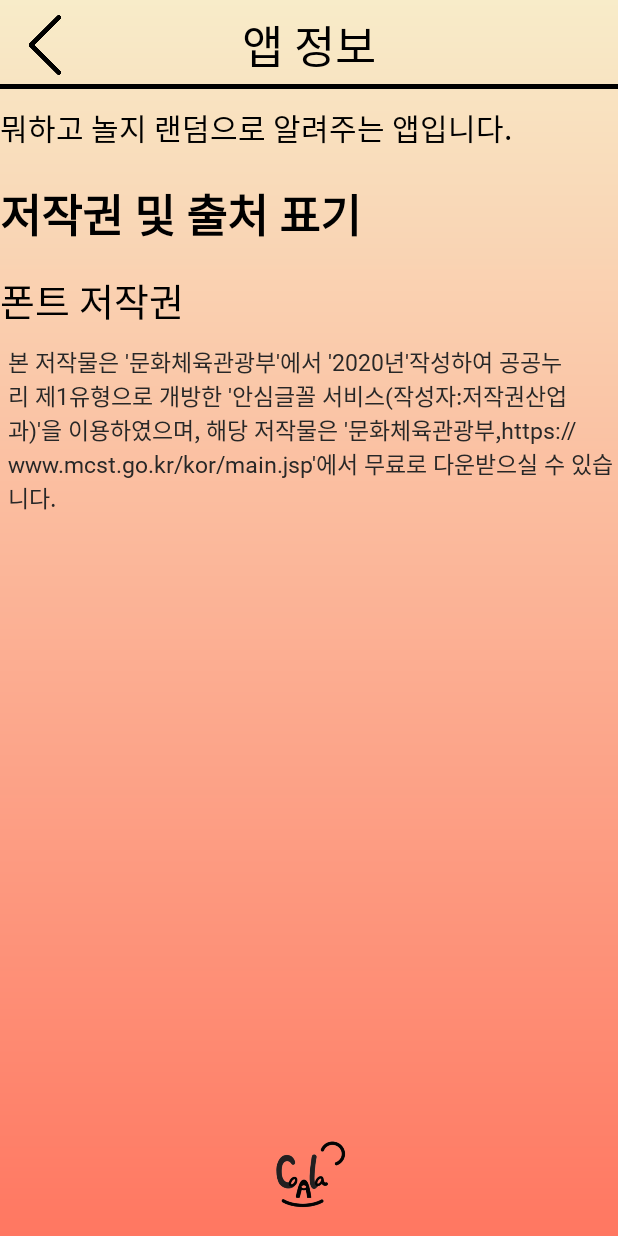
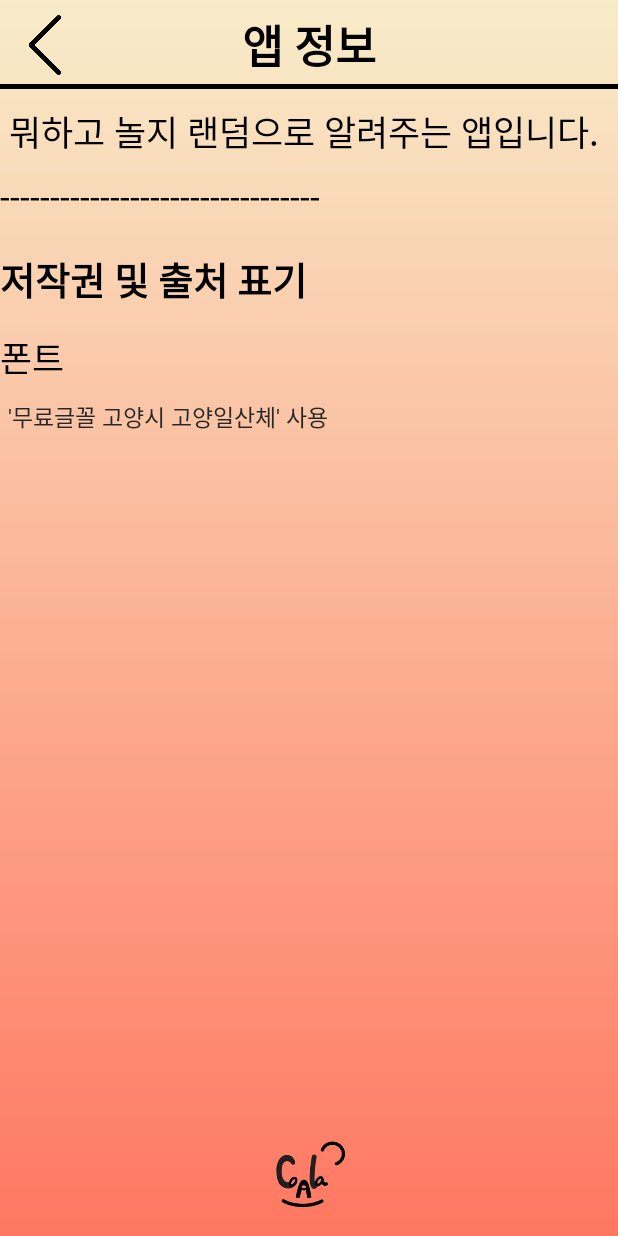
Before and after one commit to hololee/PLAY_APP, an Android app: the AppInfoActivity screen opened directly, with no data from a screen before it, on a phone screen of 412 x 824 dp. Run offline under Robolectric (Android 15) with nearby library versions, the phone set to English and light mode, and no system bars.

Commit message:
타이틀 bold처리 및 앱 정보 수정

```diff
--- a/app/src/main/res/layout/activity_app_info.xml
+++ b/app/src/main/res/layout/activity_app_info.xml
@@ -14,6 +14,7 @@
         android:gravity="center"
         android:background="@drawable/borderline_bottom"
         android:text="앱 정보"
+        android:textStyle="bold"
         android:fontFamily="@font/system_font"
         android:textColor="#000000"
         android:textSize="30sp" />
@@ -34,29 +35,41 @@
         android:layout_height="wrap_content"
         android:layout_below="@+id/top_tap"
         android:layout_marginTop="10dp"
-        android:text="뭐하고 놀지 랜덤으로 알려주는 앱입니다."
+        android:text=" 뭐하고 놀지 랜덤으로 알려주는 앱입니다."
         android:fontFamily="@font/system_font"
         android:textColor="#000000"
-        android:textSize="20sp" />
+        android:textSize="23sp" />
+
+    <TextView
+        android:id="@+id/appinfo_line"
+        android:layout_width="match_parent"
+        android:layout_height="wrap_content"
+        android:layout_below="@+id/appinfo_main"
+        android:layout_marginTop="10dp"
+        android:text="--------------------------------"
+        android:fontFamily="@font/system_font"
+        android:textColor="#000000"
+        android:textSize="23sp" />
+
     <TextView
         android:layout_width="match_parent"
         android:layout_height="wrap_content"
         android:id="@+id/appinfo_source"
         android:text="저작권 및 출처 표기"
         android:fontFamily="@font/system_font"
-        android:textSize="30sp"
+        android:textSize="25sp"
         android:textColor="#000000"
         android:textStyle="bold"
-        android:layout_below="@id/appinfo_main"
+        android:layout_below="@id/appinfo_line"
         android:layout_marginTop="20dp"
         />
     <TextView
         android:layout_width="match_parent"
         android:layout_height="wrap_content"
-        android:text="폰트 저작권"
+        android:text="폰트"
         android:fontFamily="@font/system_font"
         android:layout_below="@id/appinfo_source"
-        android:textSize="25sp"
+        android:textSize="23sp"
         android:textColor="#000000"
         android:layout_marginTop="15dp"
         android:id="@+id/appinfo_fontsource"
@@ -65,8 +78,7 @@
         android:layout_width="match_parent"
         android:layout_height="wrap_content"
         android:layout_marginLeft="5dp"
-        android:text="본 저작물은 '문화체육관광부'에서 '2020년'작성하여 공공누리 제1유형으로 개방한 '안심글꼴 서비스(작성자:저작권산업과)'을 이용하였으며,
-해당 저작물은 '문화체육관광부,https://www.mcst.go.kr/kor/main.jsp'에서 무료로 다운받으실 수 있습니다."
+        android:text="'무료글꼴 고양시 고양일산체' 사용"
         android:fontFamily="@font/system_font"
         android:layout_below="@id/appinfo_fontsource"
         android:id="@+id/fontsource_main"
--- a/app/src/main/res/layout/activity_play_list.xml
+++ b/app/src/main/res/layout/activity_play_list.xml
@@ -14,6 +14,7 @@
         android:background="@drawable/borderline_bottom"
         android:gravity="center"
         android:text="놀이 목록"
+        android:textStyle="bold"
         android:fontFamily="@font/system_font"
         android:textColor="#000000"
         android:textSize="30sp" />
--- a/app/src/main/res/layout/activity_settings.xml
+++ b/app/src/main/res/layout/activity_settings.xml
@@ -24,6 +24,7 @@
         android:background="@drawable/borderline_bottom"
         android:gravity="center"
         android:text="설정"
+        android:textStyle="bold"
         android:fontFamily="@font/system_font"
         android:textColor="#000000"
         android:textSize="30sp" />
```
